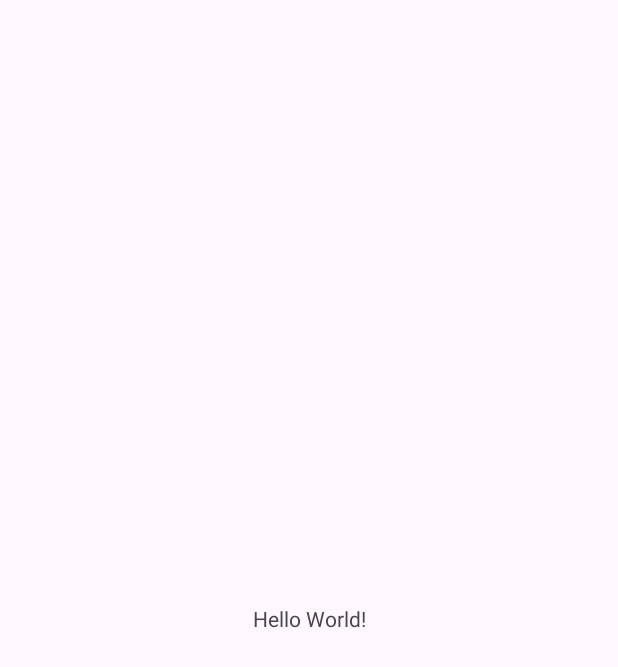
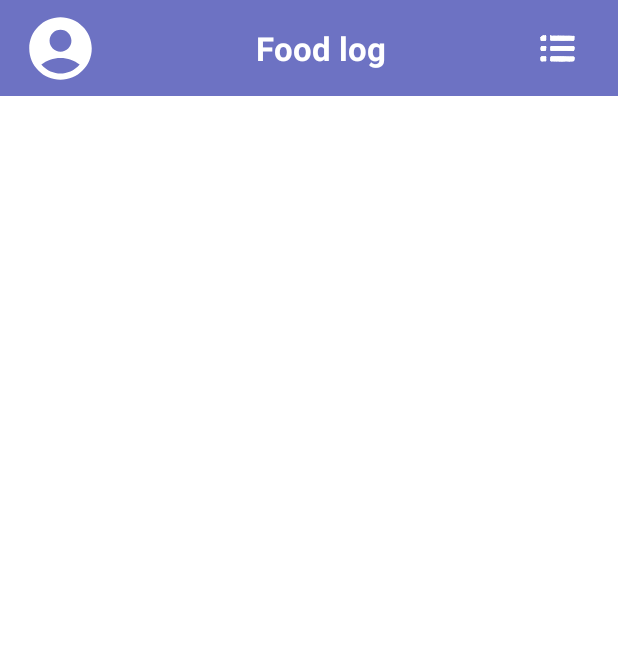
Before and after one commit to mayankr1307/FitPredict, an Android app: the MainActivity screen opened directly, with no data from a screen before it, on a phone screen of 412 x 824 dp. Before the commit the part shown is almost empty. Shown: the top 667 px of the screen. Run offline under Robolectric (Android 15) with nearby library versions, the phone set to English and light mode, and no system bars.

Commit message:
Created tool bar in MainActivity.

```diff
--- a/app/src/main/java/android/project/fitpredict/activities/InfoActivity.kt
+++ b/app/src/main/java/android/project/fitpredict/activities/InfoActivity.kt
@@ -32,6 +32,23 @@ class InfoActivity : BaseActivity() {
         binding?.btnSubmit?.setOnClickListener {
             submit()
         }
+        binding?.ivBack?.setOnClickListener {
+            setValues()
+            val user = User(
+                mUID,
+                mName,
+                mEmail,
+                mGender,
+                mWeight,
+                mHeight,
+                mAge
+            )
+
+            Log.d("UserInfo", "User Information: UID: $mUID, Name: $mName, Email: $mEmail, Gender: $mGender, Weight: $mWeight, Height: $mHeight, Age: $mAge")
+
+            displayProgressBar(this@InfoActivity)
+            Firestore().storeUserInfo(this@InfoActivity, user)
+        }
     }
 
     private fun submit() {
@@ -61,7 +78,8 @@ class InfoActivity : BaseActivity() {
             "Data stored successfully.",
             Toast.LENGTH_SHORT
         ).show()
-
+        startActivity(Intent(this@InfoActivity, MainActivity::class.java))
+        finish()
     }
 
     fun dataStorageFailure() {
--- a/app/src/main/java/android/project/fitpredict/activities/SignInActivity.kt
+++ b/app/src/main/java/android/project/fitpredict/activities/SignInActivity.kt
@@ -1,5 +1,6 @@
 package android.project.fitpredict.activities
 
+import android.content.Intent
 import androidx.appcompat.app.AppCompatActivity
 import android.os.Bundle
 import android.project.fitpredict.R
@@ -55,6 +56,8 @@ class SignInActivity : BaseActivity() {
             "Sign in success.",
             Toast.LENGTH_SHORT
         ).show()
+        startActivity(Intent(this@SignInActivity, MainActivity::class.java))
+        finish()
     }
 
     fun signInFailure() {
--- /dev/null
+++ b/app/src/main/res/drawable/ic_user_image_placeholder.xml
@@ -0,0 +1,5 @@
+<vector android:height="24dp" android:tint="#FFFFFF"
+    android:viewportHeight="24" android:viewportWidth="24"
+    android:width="24dp" xmlns:android="http://schemas.android.com/apk/res/android">
+    <path android:fillColor="@android:color/white" android:pathData="M12,2C6.48,2 2,6.48 2,12s4.48,10 10,10s10,-4.48 10,-10S17.52,2 12,2zM12,6c1.93,0 3.5,1.57 3.5,3.5S13.93,13 12,13s-3.5,-1.57 -3.5,-3.5S10.07,6 12,6zM12,20c-2.03,0 -4.43,-0.82 -6.14,-2.88C7.55,15.8 9.68,15 12,15s4.45,0.8 6.14,2.12C16.43,19.18 14.03,20 12,20z"/>
+</vector>
--- a/app/src/main/res/layout/activity_main.xml
+++ b/app/src/main/res/layout/activity_main.xml
@@ -4,15 +4,59 @@
     xmlns:tools="http://schemas.android.com/tools"
     android:layout_width="match_parent"
     android:layout_height="match_parent"
-    tools:context=".activities.MainActivity">
+    tools:context=".activities.MainActivity"
+    android:background="@color/white">
 
-    <TextView
-        android:layout_width="wrap_content"
-        android:layout_height="wrap_content"
-        android:text="Hello World!"
-        app:layout_constraintBottom_toBottomOf="parent"
-        app:layout_constraintEnd_toEndOf="parent"
-        app:layout_constraintStart_toStartOf="parent"
-        app:layout_constraintTop_toTopOf="parent" />
+    <FrameLayout
+        android:id="@+id/fl_toolbar"
+        android:layout_width="match_parent"
+        android:layout_height="?attr/actionBarSize"
+        android:background="@color/variant2"
+        app:layout_constraintTop_toTopOf="parent"
+        >
+
+        <androidx.constraintlayout.widget.ConstraintLayout
+            android:layout_width="match_parent"
+            android:layout_height="match_parent">
+
+            <ImageView
+                android:id="@+id/iv_user_image"
+                android:layout_width="50dp"
+                android:layout_height="50dp"
+                android:src="@drawable/ic_user_image_placeholder"
+                android:layout_marginStart="15dp"
+                android:contentDescription="@string/user_image"
+                app:layout_constraintStart_toStartOf="parent"
+                app:layout_constraintTop_toTopOf="parent"
+                app:layout_constraintBottom_toBottomOf="parent"/>
+
+            <TextView
+                android:layout_width="wrap_content"
+                android:layout_height="wrap_content"
+                android:layout_marginStart="15dp"
+                android:text="@string/food_log"
+                android:textColor="@color/white"
+                android:textSize="22sp"
+                android:textStyle="bold"
+                app:layout_constraintTop_toTopOf="parent"
+                app:layout_constraintBottom_toBottomOf="parent"
+                app:layout_constraintStart_toEndOf="@id/iv_user_image"
+                app:layout_constraintEnd_toStartOf="@id/iv_menu"/>
+
+            <ImageView
+                android:id="@+id/iv_menu"
+                android:layout_width="50dp"
+                android:layout_height="50dp"
+                android:src="@drawable/ic_menu_icon"
+                android:layout_marginEnd="15dp"
+                android:contentDescription="@string/menu_icon"
+                app:layout_constraintEnd_toEndOf="parent"
+                app:layout_constraintTop_toTopOf="parent"
+                app:layout_constraintBottom_toBottomOf="parent"/>
+
+
+        </androidx.constraintlayout.widget.ConstraintLayout>
+
+    </FrameLayout>
 
 </androidx.constraintlayout.widget.ConstraintLayout>
--- a/app/src/main/res/values-night/themes.xml
+++ b/app/src/main/res/values-night/themes.xml
@@ -3,4 +3,6 @@
     <style name="Base.Theme.FitPredict" parent="Theme.Material3.DayNight.NoActionBar">
         <item name="android:statusBarColor">@color/variant3</item>
     </style>
+
+    <style name="Theme.FitPredict" parent="Base.Theme.FitPredict" />
 </resources>
--- a/app/src/main/res/values/strings.xml
+++ b/app/src/main/res/values/strings.xml
@@ -15,4 +15,7 @@
     <string name="gender">Gender</string>
     <string name="male">Male</string>
     <string name="sign_in_toolbar">Sign In</string>
+    <string name="user_image">user image</string>
+    <string name="food_log">Food log</string>
+    <string name="menu_icon">menu icon</string>
 </resources>
```
Also changed, not shown: app/src/main/res/drawable/ic_menu_icon.png (added).
